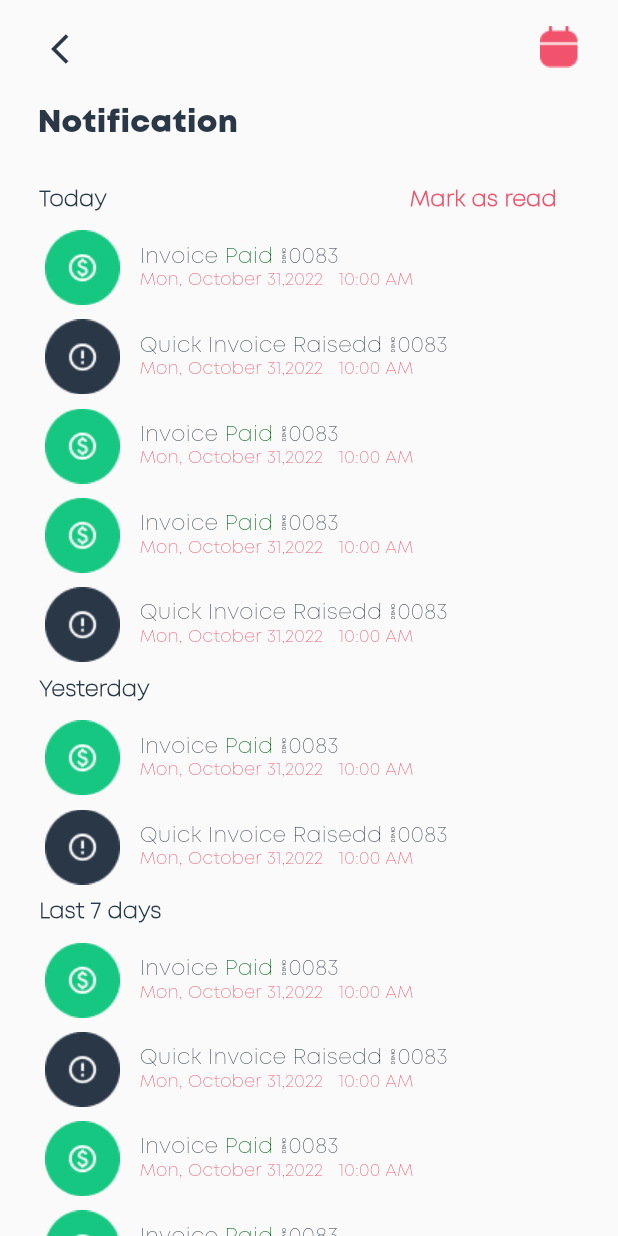
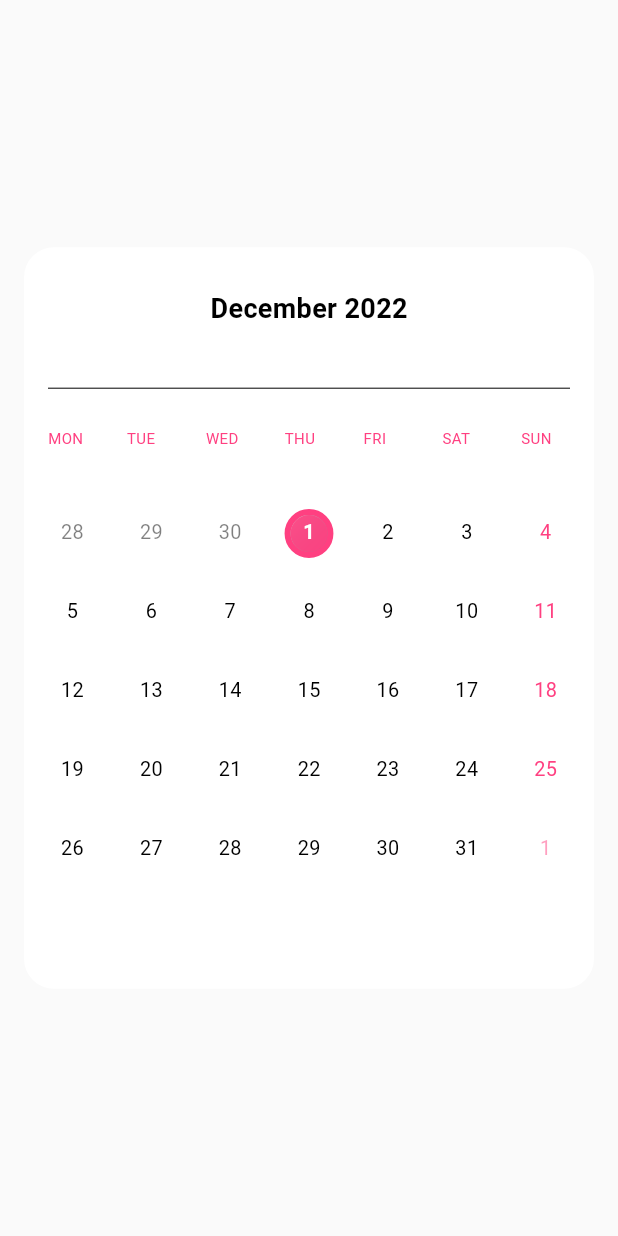
Before and after one commit to Khawajaibrahim/moeedproject, a Flutter app: the screen it shows after launch, on a phone screen of 412 x 824 dp. Run offline on Flutter 3.47's test engine with Material 2 defaults, Android fonts, the phone set to English and light mode, and no system bars; our stand-ins replace flutter_screenutil, grouped_list.

Commit message:
all commit

```diff
--- a/lib/main.dart
+++ b/lib/main.dart
@@ -1,7 +1,9 @@
 import 'package:flutter/material.dart';
 import 'package:flutter_screenutil/flutter_screenutil.dart';
+import 'package:moeedproject/screens/CalenderScreen.dart';
 import 'package:moeedproject/screens/ChatScreen.dart';
 import 'package:moeedproject/screens/NotificaitonScreen.dart';
+import 'package:moeedproject/screens/TestCalender.dart';
 import 'package:moeedproject/screens/charging_station.dart';
 import 'package:moeedproject/screens/login_screen.dart';
 import 'package:moeedproject/screens/propertySearch.dart';
@@ -28,13 +30,13 @@ class MyApp extends StatelessWidget {
           // You can use the library anywhere in the app even in theme
           theme: ThemeData(
             fontFamily: "Aquatico-Regular",
-            primarySwatch: Colors.blue,
+            primarySwatch: Colors.yellow,
             textTheme: Typography.englishLike2018.apply(fontSizeFactor: 1.sp),
           ),
           home: child,
         );
       },
-      child: NotificationScreen(),
+      child: Calender(),
     );
   }
 }
--- /dev/null
+++ b/lib/screens/CalenderScreen.dart
@@ -0,0 +1,322 @@
+
+import 'package:flutter/material.dart';
+
+import '../widgets/calendar.dart';
+
+
+
+enum CalendarViews{ dates, months, year }
+
+class Calender extends StatefulWidget {
+  @override
+  _CalenderState createState() => _CalenderState();
+}
+
+class _CalenderState extends State<Calender> {
+
+  late DateTime _currentDateTime;
+  late DateTime _selectedDateTime;
+  late List<Calendar> _sequentialDates;
+  late int midYear;
+  CalendarViews _currentView = CalendarViews.dates;
+ final List<String> _weekDays = ['MON', 'TUE', 'WED', 'THU', 'FRI', 'SAT', 'SUN'];
+  final List<String> _monthNames = ['January', 'February', 'March', 'April', 'May', 'June', 'July', 'August', 'September', 'October', 'November', 'December'];
+
+  @override
+  void initState() {
+    super.initState();
+    final date = DateTime.now();
+    _currentDateTime = DateTime(date.year, date.month);
+    _selectedDateTime = DateTime(date.year, date.month, date.day);
+    WidgetsBinding.instance.addPostFrameCallback((timeStamp) {
+      setState(() => _getCalendar());
+    });
+  }
+
+  @override
+  void dispose() {
+    super.dispose();
+  }
+
+  @override
+  Widget build(BuildContext context) {
+    return Scaffold(
+      body: Center(
+        child: Container(
+            margin: EdgeInsets.all(16),
+            padding: EdgeInsets.all(16),
+            height: MediaQuery.of(context).size.height * 0.6,
+            decoration: BoxDecoration(
+              color: Colors.white,
+              borderRadius: BorderRadius.circular(20),
+            ),
+            child: (_currentView == CalendarViews.dates) ? _datesView()
+                : (_currentView == CalendarViews.months) ? _showMonthsList() : _yearsView(midYear ?? _currentDateTime.year)
+        ),
+      ),
+    );
+  }
+
+  // dates view
+  Widget _datesView(){
+    return Column(
+      mainAxisSize: MainAxisSize.min,
+      children: <Widget>[
+        // header
+        Row(
+          children: <Widget>[
+            // prev month button
+            _toggleBtn(false),
+            // month and year
+            Expanded(
+              child: InkWell(
+                onTap: () => setState(() => _currentView = CalendarViews.months),
+                child: Center(
+                  child: Text(
+                    '${_monthNames[_currentDateTime.month-1]} ${_currentDateTime.year}',
+                    style: TextStyle(color: Colors.black, fontSize: 18, fontWeight: FontWeight.w700),
+                  ),
+                ),
+              ),
+            ),
+            // next month button
+            _toggleBtn(true),
+          ],
+        ),
+        SizedBox(height: 20,),
+        Divider(color: Colors.black,),
+        SizedBox(height: 20,),
+        Flexible(child: _calendarBody()),
+      ],
+    );
+  }
+
+  // next / prev month buttons
+  Widget _toggleBtn(bool next) {
+    return InkWell(
+      onTap: (){
+        if(_currentView == CalendarViews.dates){
+          setState(() => (next) ? _getNextMonth() : _getPrevMonth());
+        }
+        else if(_currentView == CalendarViews.year){
+          if(next){
+            midYear = (midYear == null) ? _currentDateTime.year + 9 : midYear + 9;
+          }
+          else{
+            midYear = (midYear == null) ? _currentDateTime.year - 9 : midYear - 9;
+          }
+          setState(() {});
+        }
+      },
+      child: Container(
+        alignment: Alignment.center,
+        width: 50,
+        height: 50,
+
+       // child: Icon((next) ? Icons.arrow_forward_ios : Icons.arrow_back_ios, color: Colors.white,),
+      ),
+    );
+  }
+
+  // calendar
+  Widget _calendarBody() {
+    if(_sequentialDates == null) return Container();
+    return GridView.builder(
+      shrinkWrap: true,
+      padding: EdgeInsets.zero,
+      itemCount: _sequentialDates.length + 7,
+      gridDelegate: SliverGridDelegateWithFixedCrossAxisCount(
+        mainAxisSpacing: 20,
+        crossAxisCount: 7,
+        crossAxisSpacing: 20,
+      ),
+      itemBuilder: (context, index){
+        if(index < 7) return _weekDayTitle(index);
+        if(_sequentialDates[index - 7].date == _selectedDateTime)
+          return _selector(_sequentialDates[index - 7]);
+        return _calendarDates(_sequentialDates[index - 7]);
+      },
+    );
+  }
+
+  // calendar header
+  Widget _weekDayTitle(int index){
+    return Text(_weekDays[index], style: TextStyle(color: Colors.pinkAccent, fontSize: 10),);
+  }
+
+  // calendar element
+  Widget _calendarDates(Calendar calendarDate){
+    return InkWell(
+      onTap: (){
+        if(_selectedDateTime != calendarDate.date){
+          if(calendarDate.nextMonth){
+            _getNextMonth();
+          }
+          else if(calendarDate.prevMonth){
+            _getPrevMonth();
+          }
+          setState(() => _selectedDateTime = calendarDate.date);
+        }
+      },
+      child: Center(
+          child: Text(
+            '${calendarDate.date.day}',
+            style: TextStyle(
+              color: (calendarDate.thisMonth)
+                  ? (calendarDate.date.weekday == DateTime.sunday) ? Colors.pinkAccent : Colors.black
+                  : (calendarDate.date.weekday == DateTime.sunday) ? Colors.pinkAccent.withOpacity(0.5) : Colors.black.withOpacity(0.5),
+            ),
+          )
+      ),
+    );
+  }
+
+  // date selector
+  Widget _selector(Calendar calendarDate) {
+    return Container(
+      width: 30,
+      height: 30,
+      decoration: BoxDecoration(
+        color: Colors.green,
+        borderRadius: BorderRadius.circular(50),
+        border: Border.all(color: Colors.pinkAccent, width: 4),
+        gradient: LinearGradient(
+          colors: [Colors.black.withOpacity(0.1), Colors.pinkAccent],
+          stops: [0.1, 1],
+          begin: Alignment.topLeft,
+          end: Alignment.bottomRight,
+        ),
+      ),
+      child: Container(
+        decoration: BoxDecoration(
+          color: Colors.pinkAccent.withOpacity(0.9),
+          borderRadius: BorderRadius.circular(50),
+        ),
+        child: Center(
+          child: Text(
+            '${calendarDate.date.day}',
+            style: TextStyle(
+                color: Colors.white,
+                fontWeight: FontWeight.w700
+            ),
+          ),
+        ),
+      ),
+    );
+  }
+
+  // get next month calendar
+  void _getNextMonth(){
+    if(_currentDateTime.month == 12) {
+      _currentDateTime = DateTime(_currentDateTime.year+1, 1);
+    }
+    else{
+      _currentDateTime = DateTime(_currentDateTime.year, _currentDateTime.month+1);
+    }
+    _getCalendar();
+  }
+
+  // get previous month calendar
+  void _getPrevMonth(){
+    if(_currentDateTime.month == 1){
+      _currentDateTime = DateTime(_currentDateTime.year-1, 12);
+    }
+    else{
+      _currentDateTime = DateTime(_currentDateTime.year, _currentDateTime.month-1);
+    }
+    _getCalendar();
+  }
+
+  // get calendar for current month
+  void _getCalendar(){
+    _sequentialDates = CustomCalendar().getMonthCalendar(_currentDateTime.month, _currentDateTime.year, startWeekDay: StartWeekDay.monday);
+  }
+
+  // show months list
+  Widget _showMonthsList(){
+    return Column(
+      children: <Widget>[
+        Row(
+          children: [
+            InkWell(
+              onTap: () => setState(() => _currentView = CalendarViews.year),
+              child: Padding(
+                padding: const EdgeInsets.all(20.0),
+                child: Text('${_currentDateTime.year}', style: TextStyle(fontSize: 18, fontWeight: FontWeight.w500, color: Colors.black),),
+              ),
+            ),
+
+          ],
+        ),
+        Divider(color: Colors.black,),
+        Expanded(
+          child: ListView.builder(
+            padding: EdgeInsets.zero,
+            itemCount: _monthNames.length,
+            itemBuilder: (context, index) => ListTile(
+              onTap: (){
+                _currentDateTime = DateTime(_currentDateTime.year, index+1);
+                _getCalendar();
+                setState(() => _currentView = CalendarViews.dates);
+              },
+              title: Center(
+                child: Text(
+                  _monthNames[index],
+                  style: TextStyle(fontSize: 18, color: (index == _currentDateTime.month-1) ? Colors.pinkAccent : Colors.black),
+                ),
+              ),
+            ),
+          ),
+        ),
+      ],
+    );
+  }
+
+  // years list views
+  Widget _yearsView(int midYear){
+    return Column(
+      children: <Widget>[
+        Row(
+          children: <Widget>[
+            _toggleBtn(false),
+            Spacer(),
+            _toggleBtn(true),
+          ],
+        ),
+        Expanded(
+          child: GridView.builder(
+              shrinkWrap: true,
+              itemCount: 9,
+              physics: NeverScrollableScrollPhysics(),
+              gridDelegate: SliverGridDelegateWithFixedCrossAxisCount(
+                crossAxisCount: 3,
+              ),
+              itemBuilder: (context, index){
+                int thisYear;
+                if(index < 4){
+                  thisYear = midYear - (4 - index);
+                }
+                else if(index > 4){
+                  thisYear = midYear + (index - 4);
+                }
+                else{
+                  thisYear = midYear;
+                }
+                return ListTile(
+                  onTap: (){
+                    _currentDateTime = DateTime(thisYear, _currentDateTime.month);
+                    _getCalendar();
+                    setState(() => _currentView = CalendarViews.months);
+                  },
+                  title: Text(
+                    '$thisYear',
+                    style: TextStyle(fontSize: 18, color: (thisYear == _currentDateTime.year) ? Colors.pinkAccent : Colors.black),
+                  ),
+                );
+              }
+          ),
+        ),
+      ],
+    );
+  }
+}
--- /dev/null
+++ b/lib/widgets/calendar.dart
@@ -0,0 +1,129 @@
+class CustomCalendar{
+
+  // number of days in month [JAN, FEB, MAR, APR, MAY, JUN, JUL, AUG, SEP, OCT, NOV, DEC]
+  final List<int> _monthDays = [31, 28, 31, 30, 31, 30, 31, 31, 30, 31, 30, 31];
+
+  // check for leap year
+  bool _isLeapYear(int year){
+    if(year % 4 == 0){
+      if(year % 100 == 0){
+        if(year % 400 == 0) return true;
+        return false;
+      }
+      return true;
+    }
+    return false;
+  }
+
+  /// get the month calendar
+  /// month is between from 1-12 (1 for January and 12 for December)
+  List<Calendar> getMonthCalendar(int month, int year, {StartWeekDay startWeekDay = StartWeekDay.sunday}){
+
+    // validate
+    if(year == null || month == null || month < 1 || month > 12) throw ArgumentError('Invalid year or month');
+
+    List<Calendar> calendar = <Calendar>[];
+
+    // used for previous and next month's calendar days
+    int otherYear;
+    int otherMonth;
+    int leftDays;
+
+    // get no. of days in the month
+    // month-1 because _monthDays starts from index 0 and month starts from 1
+    int totalDays = _monthDays[month - 1];
+    // if this is a leap year and the month is february, increment the total days by 1
+    if(_isLeapYear(year) && month == DateTime.february) totalDays++;
+
+    // get this month's calendar days
+    for(int i=0; i<totalDays; i++){
+      calendar.add(
+        Calendar(
+          // i+1 because day starts from 1 in DateTime class
+          date: DateTime(year, month, i+1),
+          thisMonth: true,
+        ),
+      );
+    }
+
+    // fill the unfilled starting weekdays of this month with the previous month days
+    if(
+      (startWeekDay == StartWeekDay.sunday && calendar.first.date.weekday != DateTime.sunday) ||
+      (startWeekDay == StartWeekDay.monday && calendar.first.date.weekday != DateTime.monday)
+    ){
+      // if this month is january, then previous month would be decemeber of previous year
+      if(month == DateTime.january){
+        otherMonth = DateTime.december; // _monthDays index starts from 0 (11 for december)
+        otherYear = year-1;
+      }
+      else{
+        otherMonth = month - 1;
+        otherYear = year;
+      }
+      // month-1 because _monthDays starts from index 0 and month starts from 1
+      totalDays = _monthDays[otherMonth - 1];
+      if(_isLeapYear(otherYear) && otherMonth == DateTime.february) totalDays++;
+
+      leftDays = totalDays - calendar.first.date.weekday + ((startWeekDay == StartWeekDay.sunday) ? 0 : 1);
+
+      for(int i=totalDays; i>leftDays; i--){
+        calendar.insert(0,
+          Calendar(
+            date: DateTime(otherYear, otherMonth, i),
+            prevMonth: true,
+          ),
+        );
+      }
+    }
+
+    // fill the unfilled ending weekdays of this month with the next month days
+    if(
+      (startWeekDay == StartWeekDay.sunday && calendar.last.date.weekday != DateTime.saturday) ||
+      (startWeekDay == StartWeekDay.monday && calendar.last.date.weekday != DateTime.sunday)
+    ){
+      // if this month is december, then next month would be january of next year
+      if(month == DateTime.december){
+        otherMonth = DateTime.january;
+        otherYear = year+1;
+      }
+      else{
+        otherMonth = month+1;
+        otherYear = year;
+      }
+      // month-1 because _monthDays starts from index 0 and month starts from 1
+      totalDays = _monthDays[otherMonth-1];
+      if(_isLeapYear(otherYear) && otherMonth == DateTime.february) totalDays++;
+
+      leftDays = 7 - calendar.last.date.weekday - ((startWeekDay == StartWeekDay.sunday) ? 1 : 0);
+      if(leftDays == -1) leftDays = 6;
+
+      for(int i=0; i<leftDays; i++){
+        calendar.add(
+          Calendar(
+            date: DateTime(otherYear, otherMonth, i+1),
+            nextMonth: true,
+          ),
+        );
+      }
+    }
+
+    return calendar;
+
+  }
+}
+
+class Calendar{
+  final DateTime date;
+  final bool thisMonth;
+  final bool prevMonth;
+  final bool nextMonth;
+
+  Calendar({
+    required this.date,
+    this.thisMonth = false,
+    this.prevMonth = false,
+    this.nextMonth = false
+  });
+}
+
+enum StartWeekDay {sunday, monday}
--- a/pubspec.yaml
+++ b/pubspec.yaml
@@ -38,6 +38,9 @@ dependencies:
   cupertino_icons: ^1.0.2
   flutter_screenutil: ^5.6.0
   grouped_list: ^5.1.2
+  intl: ^0.17.0
+  some_calendar: ^1.2.6
+  calendarro:
 
 dev_dependencies:
   flutter_test:
```
Also changed, not shown: lib/screens/TestCalender.dart (added, +216 -0 lines), pubspec.lock, 1 other file.
